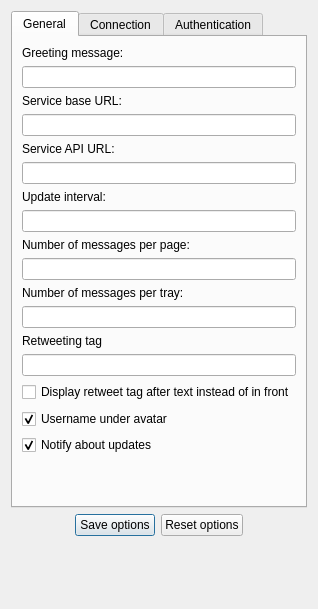
asolfre/qwit, file src/OptionsDialog.ui: the form before one commit.
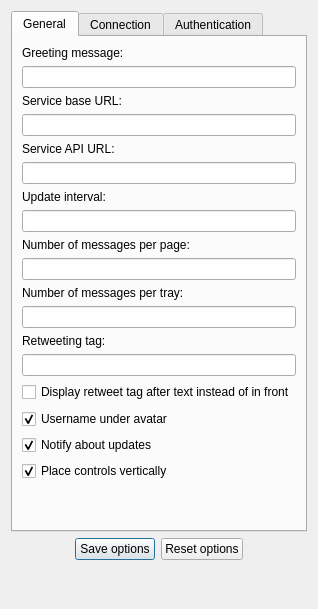
The form after the commit.

```diff
--- a/src/OptionsDialog.ui
+++ b/src/OptionsDialog.ui
@@ -102,7 +102,7 @@
            <item>
             <widget class="QLabel" name="label_13" >
              <property name="text" >
-              <string>Retweeting tag</string>
+              <string>Retweeting tag:</string>
              </property>
             </widget>
            </item>
@@ -152,6 +152,16 @@
              </property>
             </widget>
            </item>
+           <item>
+            <widget class="QCheckBox" name="verticalControlCheckBox" >
+             <property name="text" >
+              <string>Place controls vertically</string>
+             </property>
+             <property name="checked" >
+              <bool>true</bool>
+             </property>
+            </widget>
+           </item>
           </layout>
          </item>
          <item row="1" column="0" >
```
